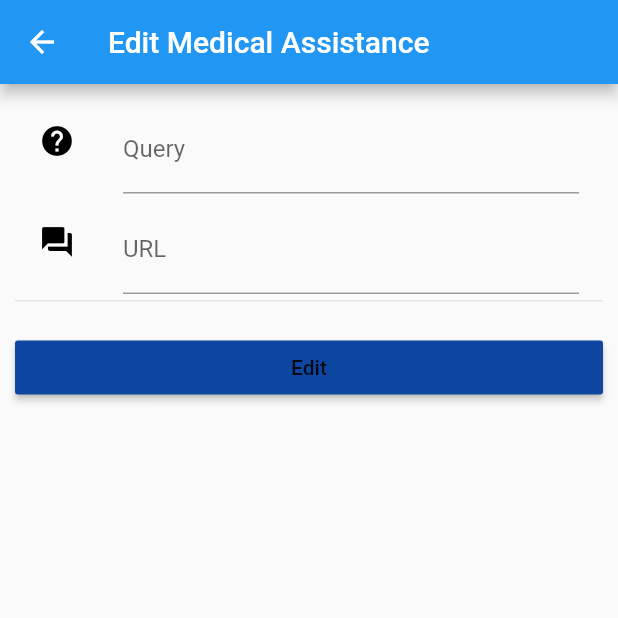
After one commit to Animal-Rescue-Application-FYP/KAT-Frontend, a Flutter app: the EditAssistance screen opened directly, on a phone screen of 412 x 824 dp, the top half of it. The commit adds this screen. Run offline on Flutter 3.47's test engine with Material 2 defaults, Android fonts, the light colour scheme and no system bars; our stand-ins replace font_awesome_flutter, google_maps_flutter, shared_preferences; accounts and stored records are empty; statements that could not run were skipped.

Commit message:
Performing CRUD Operations for Medical Assistance Animals

```diff
--- a/lib/Animal/addAnimal.dart
+++ b/lib/Animal/addAnimal.dart
@@ -2,7 +2,6 @@ import 'package:flutter/material.dart';
 import 'package:font_awesome_flutter/font_awesome_flutter.dart';
 import 'package:kat_centre/Screen/HomePage.dart';
 import 'package:kat_centre/controller/databasehelpers.dart';
-import 'package:kat_centre/main.dart';
 
 class AddAnimal extends StatefulWidget {
 
@@ -175,7 +174,7 @@ class _AddAnimalState extends State<AddAnimal> {
                 height: 50,
                 child: new TextField(
                   controller: _descriptionController,
-                  keyboardType: TextInputType.multiline,
+                  keyboardType: TextInputType.name,
                   decoration: InputDecoration(
                     labelText: 'Description',
                     contentPadding: EdgeInsets.fromLTRB(0, 0, 0, 3),
--- /dev/null
+++ b/lib/MedicalAssistance/editAssistance.dart
@@ -0,0 +1,92 @@
+import 'package:flutter/material.dart';
+import 'package:kat_centre/MedicalAssistance/listAssistance.dart';
+import 'package:kat_centre/controller/databasehelpers.dart';
+
+class EditAssistance extends StatefulWidget {
+
+  final List list;
+  final int index;
+
+  EditAssistance({this.list, this.index});
+  @override
+  _EditAssistanceState createState() => _EditAssistanceState();
+}
+
+class _EditAssistanceState extends State<EditAssistance> {
+  DatabaseHelper databaseHelper = new DatabaseHelper();
+
+  TextEditingController controllerQuery;
+  TextEditingController controllerURL;
+  TextEditingController controllerId;
+
+  @override
+  void initState() {
+    // TODO: implement initState
+    controllerId = new TextEditingController(text: widget.list[widget.index]['id'].toString());
+    controllerQuery = new TextEditingController(text: widget.list[widget.index]['query'].toString());
+    controllerURL = new TextEditingController(text: widget.list[widget.index]['url'].toString());
+    super.initState();
+  }
+
+  @override
+  Widget build(BuildContext context) {
+    return new Scaffold(
+      appBar: AppBar(
+        title: new Text('Edit Medical Assistance'),
+      ),
+      body: Form(
+        child: ListView(
+          padding: const EdgeInsets.all(10.0),
+          children: <Widget>[
+            new ListTile(
+              leading: const Icon(Icons.help, color: Colors.black),
+              title: new TextFormField(
+                  controller: controllerQuery,
+                  validator: (value) {
+                    if (value.isEmpty)
+                      return "Please enter query";
+                  },
+                  decoration: new InputDecoration(
+                    hintText: "@problems..",
+                    labelText: "Query",
+                  )
+              ),
+            ),
+            new ListTile(
+              leading: const Icon(Icons.question_answer, color: Colors.black),
+              title: new TextFormField(
+                  controller: controllerURL,
+                  validator: (value) {
+                    if (value.isEmpty)
+                      return "Please enter solution link";
+                  },
+                  decoration: new InputDecoration(
+                    hintText: "@link",
+                    labelText: "URL",
+                  )
+              ),
+            ),
+            const Divider(
+              height: 1.0,
+            ),
+            new Padding(
+              padding: const EdgeInsets.all(10.0),
+            ),
+            new RaisedButton(
+              child: new Text('Edit'),
+              color: Colors.blue[900],
+              onPressed: (){
+                Navigator.of(context).push(
+                    new MaterialPageRoute(builder: (BuildContext context) => new ListAssistance())
+                );
+                databaseHelper.editDataAssistance(
+                    controllerId.text.trim(), controllerQuery.text.trim(), controllerURL.text.trim()
+                );
+              },
+            ),
+          ],
+        ),
+      ),
+    );
+  }
+}
```
Also changed, not shown: lib/MedicalAssistance/addAssistance.dart (added, +108 -0 lines), lib/MedicalAssistance/assistanceList.dart (added, +101 -0 lines), lib/MedicalAssistance/detailAssistance.dart (added, +98 -0 lines), lib/MedicalAssistance/listAssistance.dart (added, +49 -0 lines), lib/Screen/HomePage.dart (+23 -1 lines), lib/controller/databasehelpers.dart (+87 -1 lines).
